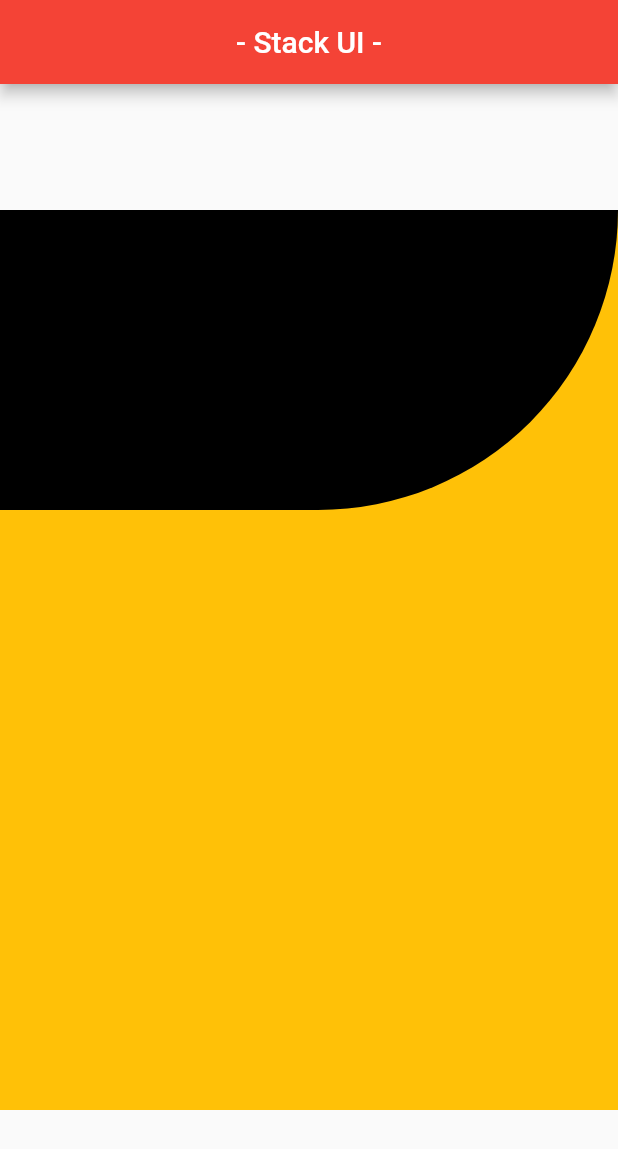
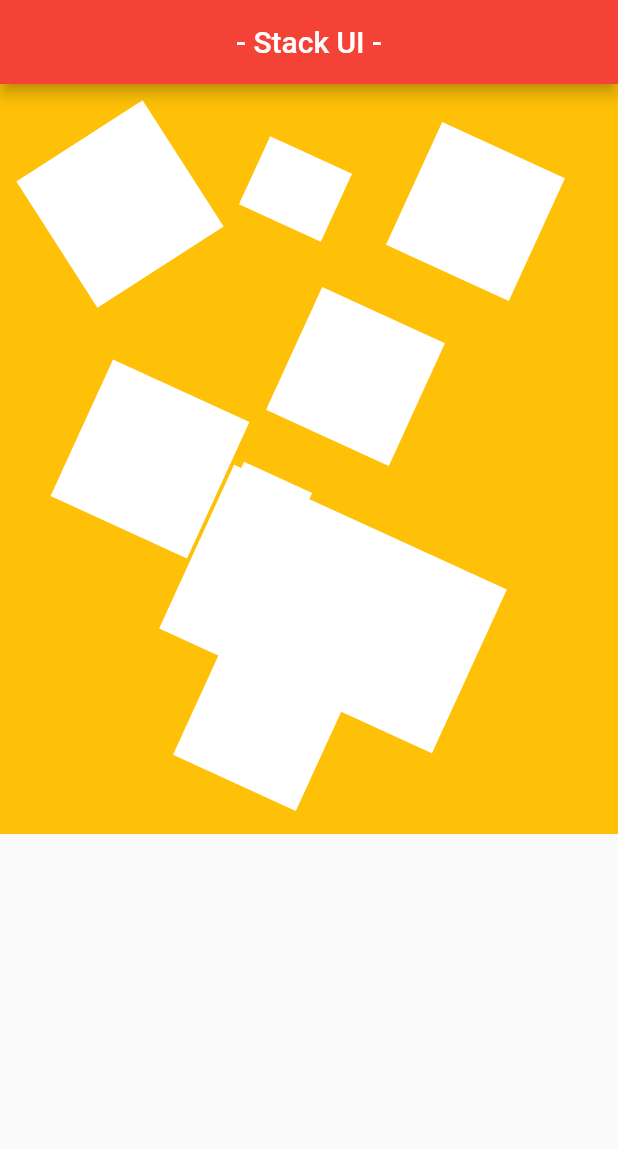
Before and after one commit to zahangiralamjp/flutter_ui_page, a Flutter app: the screen it shows after launch, on a phone screen of 412 x 824 dp. Shown: the top 1149 px of the screen. Run offline on Flutter 3.47's test engine with Material 2 defaults, Android fonts, the phone set to English and light mode, and no system bars.

Commit message:
Container WITH Transform

```diff
--- a/lib/main.dart
+++ b/lib/main.dart
@@ -9,9 +9,8 @@ void main(List<String> args) {
   ));
 }
 
+//////////// Container WITH Transform /////////////////////////
 class FluterUI extends StatelessWidget {
-  const FluterUI({Key? key}) : super(key: key);
-
   @override
   Widget build(BuildContext context) {
     return Scaffold(
@@ -20,36 +19,109 @@ class FluterUI extends StatelessWidget {
         centerTitle: true,
       ),
       body: Center(
-          child: SingleChildScrollView(
+        // child: Transform.rotate(
+        //   angle: 1,
+        //   child: Container(
+        //     width: 100,
+        //     height: 100,
+        //     color: Colors.amber,
+        //   ),
+        // ),
         child: Column(
-          children: [
-            // Container(),
-            Stack(
           children: [
             Container(
               width: 500,
-                  height: 600,
+              height: 500,
               color: Colors.amber,
-/////////// BorderRadius Radius.circular //////////////////////////////
               child: Stack(
                 children: [
-                      Container(
+                  Positioned(
+                      left: 30,
+                      top: 30,
+                      child: Transform.rotate(
+                        angle: 1,
+                        child: Container(
+                          width: 100,
+                          height: 100,
+                          color: Colors.white,
+                        ),
+                      )),
+                  Positioned(
+                      top: 260,
+                      left: 150,
+                      child: Transform.rotate(
+                          angle: 2,
+                          child: Container(
+                            width: 50,
+                            height: 50,
+                            color: Colors.white,
+                          ))),
+                  Positioned(
+                      bottom: 50,
+                      right: 130,
+                      child: Transform.rotate(
+                          angle: 2,
+                          child: Container(
+                            width: 120,
                             height: 200,
-                        decoration: BoxDecoration(
-                          color: Colors.black,
-                          borderRadius: BorderRadius.only(
-                            bottomRight: Radius.circular(200),
-                          ),
+                            color: Colors.white,
+                          ))),
+                  Positioned(
+                      top: 150,
+                      right: 130,
+                      child: Transform.rotate(
+                          angle: 2,
+                          child: Container(
+                            width: 90,
+                            height: 90,
+                            color: Colors.white,
+                          ))),
+                  Positioned(
+                      bottom: 30,
+                      left: 130,
+                      child: Transform.rotate(
+                          angle: 2,
+                          child: Container(
+                            width: 90,
+                            height: 90,
+                            color: Colors.white,
+                          ))),
+                  Positioned(
+                      top: 40,
+                      right: 50,
+                      child: Transform.rotate(
+                          angle: 2,
+                          child: Container(
+                            width: 90,
+                            height: 90,
+                            color: Colors.white,
+                          ))),
+                  Positioned(
+                      top: 40,
+                      right: 190,
+                      child: Transform.rotate(
+                          angle: 2,
+                          child: Container(
+                            width: 50,
+                            height: 60,
+                            color: Colors.white,
+                          ))),
+                  Positioned(
+                      top: 200,
+                      left: 50,
+                      child: Transform.rotate(
+                          angle: 2,
+                          child: Container(
+                            width: 100,
+                            height: 100,
+                            color: Colors.white,
+                          ))),
+                ],
               ),
             ),
           ],
         ),
       ),
-              ],
-            ),
-          ],
-        ),
-      )),
     );
   }
 }
```
Lines whose indentation alone changed are shown as unchanged.
